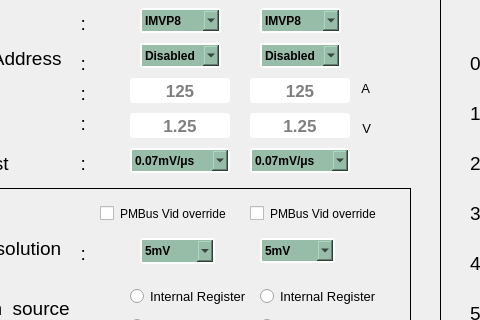
This is GUI_FRAMES/SVID_configuration.ui in poovizhee/Ampsemi as Qt 5 draws it before an edit; both pictures show x 180 to 660 and y 212 to 532 of the 1042 by 734 pixel window. The edited form follows.
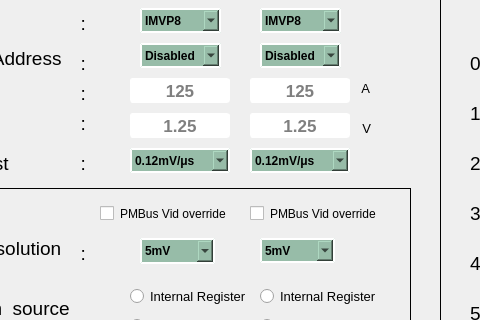
This is the edited form. Icons and pictures are not drawn.

Commit message: change slew rate for A1 rev

What changed in the file:
```diff
--- a/GUI_FRAMES/SVID_configuration.ui
+++ b/GUI_FRAMES/SVID_configuration.ui
@@ -965,7 +965,7 @@
      </property>
      <item>
       <property name="text">
-       <string>0.07mV/μs</string>
+       <string>0.12mV/μs</string>
       </property>
      </item>
      <item>
@@ -3744,7 +3744,7 @@
      </property>
      <item>
       <property name="text">
-       <string>0.07mV/μs</string>
+       <string>0.12mV/μs</string>
       </property>
      </item>
      <item>
```
Left out of the diff: 176 changed lines with no effect on the pictures. The commit also changes 1 other file.
